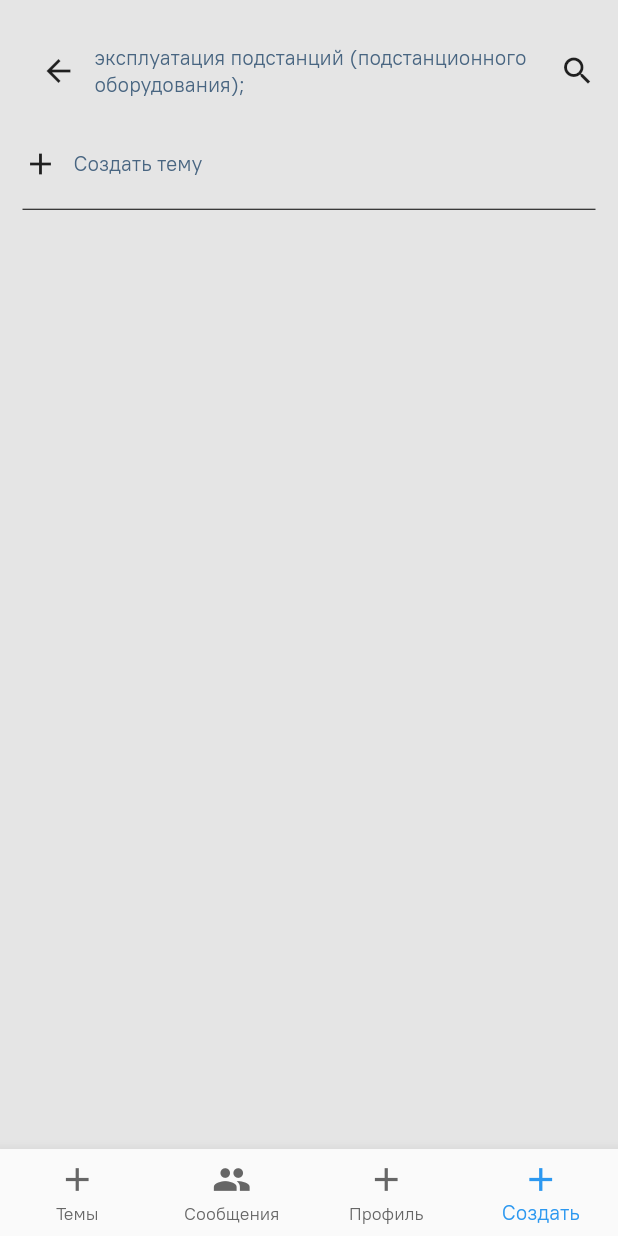
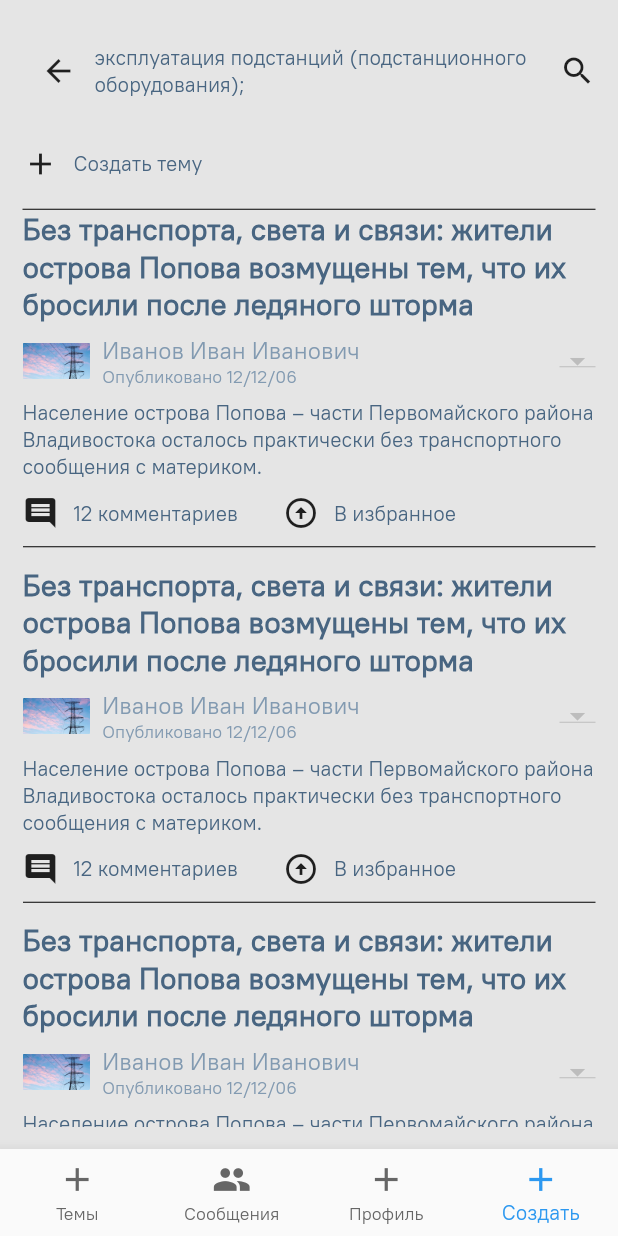
Before and after one commit to kirillnepomiluev/rosseti, a Flutter app: the Topic screen opened by its route, on a phone screen of 412 x 824 dp. Run offline on Flutter 3.47's test engine with Material 2 defaults, Android fonts, the light colour scheme and no system bars; our stand-ins replace date_format, flutter_datetime_picker, rxdart, shared_preferences; accounts and stored records are empty.

Commit message:
экран тем 2

```diff
--- a/lib/ui/pages/TopicsPage.dart
+++ b/lib/ui/pages/TopicsPage.dart
@@ -1,5 +1,6 @@
 import 'package:flutter/cupertino.dart';
 import 'package:flutter/material.dart';
+import 'package:rosseti/themes/colors.dart';
 import 'package:rosseti/widgets/MyScaffold.dart';
 
 //TODO 1-экран тем 2-экран конкретной темы
@@ -89,7 +90,7 @@ class _SerchingState extends State<Serching> {
                 Expanded(
                   child: Container(
                     height: 64,
-                    padding: EdgeInsets.fromLTRB(12,12,8,12),
+                    padding: EdgeInsets.fromLTRB(12, 12, 8, 12),
                     child: TextField(
                       onChanged: (value) {
                         filterSearchResults(value);
@@ -100,7 +101,8 @@ class _SerchingState extends State<Serching> {
                           hintText: "Поиск",
                           prefixIcon: Icon(Icons.search),
                           border: OutlineInputBorder(
-                              borderRadius: BorderRadius.all(Radius.circular(5.0)))),
+                              borderRadius:
+                                  BorderRadius.all(Radius.circular(5.0)))),
                     ),
                   ),
                 ),
@@ -124,9 +126,14 @@ class _SerchingState extends State<Serching> {
                     ListTile(
                       leading: Icon(Icons.group),
                       title: Text('${items[index]}'),
-                      onTap: (){ Navigator.pushNamed(context, '/topic'); },
+                      onTap: () {
+                        Navigator.pushNamed(context, '/topic');
+                      },
                     ),
-                    Divider(height: 1,color: Colors.black,)
+                    Divider(
+                      height: 1,
+                      color: Colors.black,
+                    )
                   ],
                 );
               },
@@ -138,7 +145,7 @@ class _SerchingState extends State<Serching> {
   }
 }
 
-class Topic extends StatefulWidget{
+class Topic extends StatefulWidget {
   @override
   _TopicState createState() => _TopicState();
 }
@@ -154,7 +161,8 @@ class _TopicState extends State<Topic> {
       isAppbar: false,
     );
   }
-  Widget toptopic (BuildContext context){
+
+  Widget toptopic(BuildContext context) {
     return Container(
       margin: EdgeInsets.all(15),
       child: Column(
@@ -164,60 +172,122 @@ class _TopicState extends State<Topic> {
             height: 64,
             child: Row(
               children: [
-                BackButton(onPressed:(){ Navigator.pop(context);}),
-                Expanded(child: Text('эксплуатация подстанций (подстанционного оборудования);')),
+                BackButton(onPressed: () {
+                  Navigator.pop(context);
+                }),
+                Expanded(
+                    child: Text(
+                        'эксплуатация подстанций (подстанционного оборудования);')),
                 Icon(Icons.search)
               ],
             ),
           ),
           InkWell(
-            onTap: (){},
+            onTap: () {},
             child: Container(
               height: 60,
               child: Row(
                 children: [
                   Icon(Icons.add),
-                  Container(margin: EdgeInsets.only(left: 10),
+                  Container(
+                    margin: EdgeInsets.only(left: 10),
                     child: Text('Создать тему'),
                   )
                 ],
               ),
             ),
           ),
-          Divider(height: 1,color: Colors.black,)
-
+          Divider(
+            height: 1,
+            color: Colors.black,
+          ),
+        Expanded(child: topicLinght(context))
         ],
       ),
     );
   }
-  Widget topicLinght (BuildContext context){
+
+  Widget topicLinght(BuildContext context) {
     return ListView.builder(
+      // scrollDirection: Axis.vertical,
+      shrinkWrap: true,
+      itemCount: 3,
       itemBuilder: (BuildContext context, int index) {
         return Container(
+          margin: EdgeInsets.only(bottom: 12),
           child: Column(
             children: [
-            Text('Без транспорта, света и связи: жители острова Попова возмущены тем, что их бросили после ледяного шторма'),
-            Row(
+              Container(
+                margin: EdgeInsets.only(bottom: 8),
+                child: Text(
+                    'Без транспорта, света и связи: жители острова Попова возмущены тем, что их бросили после ледяного шторма',style: TextStyle(
+                  color: Color(0xFF486581),
+                  fontWeight: FontWeight.bold,
+                  fontStyle: FontStyle.normal,
+                  fontSize: 20,
+                  fontFamily: "PTRootUI",
+                ),),
+              ),
+              Container(
+                margin: EdgeInsets.only(bottom: 8),
+                child: Row(
                   children: [
-                Image.asset('asses/imageee.png'),
+                    Container(height: 24,child: Image.asset('assets/imageee.png')),
                     Expanded(
                       child: Container(
                         margin: EdgeInsets.only(left: 8),
                         child: Column(
                           crossAxisAlignment: CrossAxisAlignment.start,
                           children: [
-                        Text('Иванов Иван Иванович'),
-                        Text('Опубликовано 12/12/06'),
+                            Text('Иванов Иван Иванович',style: TextStyle(
+                              color: Color(0xFF829AB1),
+                              fontWeight: FontWeight.normal,
+                              fontStyle: FontStyle.normal,
+                              fontSize: 16,
+                              fontFamily: "PTRootUI",
+                            )),
+                            Text('Опубликовано 12/12/06',style: TextStyle(
+                              color: Color(0xFF829AB1),
+                              fontWeight: FontWeight.normal,
+                              fontStyle: FontStyle.normal,
+                              fontSize: 12,
+                              fontFamily: "PTRootUI",
+                            )),
                           ],
                         ),
                       ),
                     ),
-                DropdownButton(onChanged: (value) {  },)
-              ],
+                    DropdownButton(
+                      onChanged: (value) {},
                     )
                   ],
                 ),
+              ),
+              Container(
+                margin: EdgeInsets.only(bottom: 10),
+                child: Text('Население острова Попова – части Первомайского района Владивостока осталось практически без транспортного сообщения с материком. '),
+              ),
+              Container(
+                margin: EdgeInsets.only(bottom: 10),
+                child: Row(
+                  mainAxisAlignment: MainAxisAlignment.start,
+                  children: [
+                    Icon(Icons.comment),
+                    Container(margin: EdgeInsets.only(left: 10,right: 30),
+                    child: Text('12 комментариев'),
+                    ),
+                    Icon(Icons.arrow_circle_up_sharp),
+                    Container(margin: EdgeInsets.only(left: 10),
+                      child: Text('В избранное'),
+                    )
+                  ],
+                ),
+              ),
+              Divider(color: Colors.black,height: 1,)
+            ],
+          ),
         );
-    },);
+      },
+    );
   }
 }
```
Lines whose indentation alone changed are shown as unchanged.
